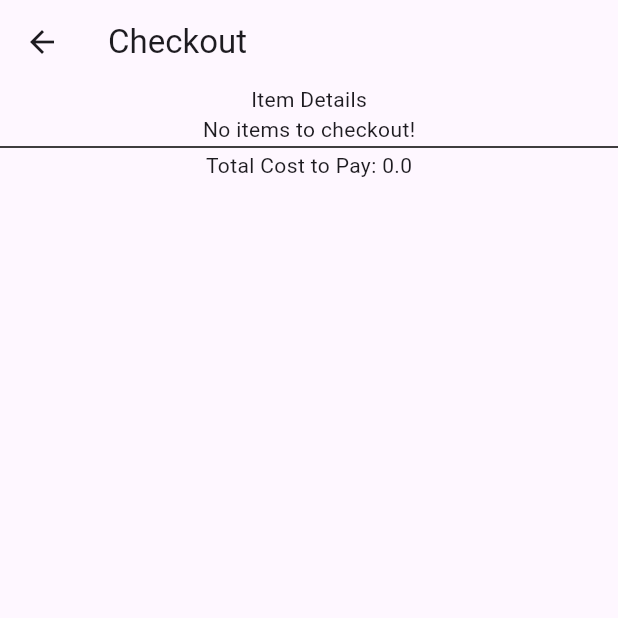
After one commit to kyleBSCS/CMSC23-EXER6, a Flutter app: the MyCheckout screen opened by its route, on a phone screen of 412 x 824 dp, the top half of it. The commit adds this screen. Run offline on Flutter 3.47's test engine with Material 3 defaults, Android fonts, the phone set to English and light mode, and no system bars.

Commit message:
feat: implemented checkout page with functionalities

```diff
--- a/lib/main.dart
+++ b/lib/main.dart
@@ -1,6 +1,7 @@
 import 'package:flutter/material.dart';
 import 'package:week6_handout/screen/MyCart.dart';
 import 'package:week6_handout/screen/MyCatalog.dart';
+import 'package:week6_handout/screen/MyCheckout.dart';
 import 'package:provider/provider.dart';
 import 'provider/shoppingcart_provider.dart';
 
@@ -24,6 +25,7 @@ class MyApp extends StatelessWidget {
       routes: {
         "/cart": (context) => const MyCart(),
         "/products": (context) => const MyCatalog(),
+        "/checkout": (context) => const MyCheckout(),
       },
       home: const MyCatalog(),
     );
--- a/lib/screen/MyCart.dart
+++ b/lib/screen/MyCart.dart
@@ -26,6 +26,11 @@ class MyCart extends StatelessWidget {
                       context.read<ShoppingCart>().removeAll();
                     },
                     child: const Text("Reset")),
+                ElevatedButton(
+                    onPressed: () {
+                      Navigator.pushNamed(context, "/checkout");
+                    },
+                    child: const Text("Checkout"))
               ]))),
           TextButton(
             child: const Text("Go back to Product Catalog"),
--- a/lib/screen/MyCatalog.dart
+++ b/lib/screen/MyCatalog.dart
@@ -16,6 +16,7 @@ class _MyCatalogState extends State<MyCatalog> {
     Item("Soap", 12, 3),
     Item("Toothpaste", 40, 3),
   ];
+
   @override
   Widget build(BuildContext context) {
     return Scaffold(
--- /dev/null
+++ b/lib/screen/MyCheckout.dart
@@ -0,0 +1,73 @@
+import 'package:flutter/material.dart';
+import '../model/Item.dart';
+import "package:provider/provider.dart";
+import "../provider/shoppingcart_provider.dart";
+
+class MyCheckout extends StatelessWidget {
+  const MyCheckout({super.key});
+
+  @override
+  Widget build(BuildContext context) {
+    List<Item> products = context.watch<ShoppingCart>().cart;
+
+    return Scaffold(
+      appBar: AppBar(title: const Text("Checkout")),
+      body: Column(
+        mainAxisAlignment: MainAxisAlignment.center,
+        children: [
+          const Text("Item Details"),
+          getItems(context),
+          const Divider(height: 4, color: Colors.black),
+          computeCost(),
+          Flexible(
+              child: Center(
+                  child: Row(
+                      mainAxisAlignment: MainAxisAlignment.spaceEvenly,
+                      children: [
+                products.isEmpty
+                    ? const Text("")
+                    : ElevatedButton(
+                        onPressed: () {
+                          context.read<ShoppingCart>().removeAll();
+                          ScaffoldMessenger.of(context).showSnackBar(
+                              const SnackBar(
+                                  content: Text("Payment Successful"),
+                                  duration:
+                                      Duration(seconds: 1, milliseconds: 100)));
+                          Navigator.popUntil(context,
+                              ModalRoute.withName(Navigator.defaultRouteName));
+                        },
+                        child: const Text("Pay Now!")),
+              ]))),
+        ],
+      ),
+    );
+  }
+
+  Widget computeCost() {
+    return Consumer<ShoppingCart>(builder: (context, cart, child) {
+      return Text("Total Cost to Pay: ${cart.cartTotal}");
+    });
+  }
+
+  Widget getItems(BuildContext context) {
+    List<Item> products = context.watch<ShoppingCart>().cart;
+    return products.isEmpty
+        ? const Text('No items to checkout!')
+        : Expanded(
+            child: Column(
+            children: [
+              Flexible(
+                  child: ListView.builder(
+                itemCount: products.length,
+                itemBuilder: (BuildContext context, int index) {
+                  return ListTile(
+                    title: Text(products[index].name),
+                    trailing: Text(products[index].price.toString()),
+                  );
+                },
+              )),
+            ],
+          ));
+  }
+}
```
